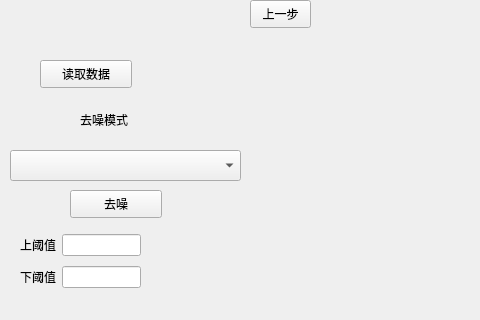
Qt form mainwindow.ui (whycng/qt_denoise) before a commit; both pictures show x 0 to 480 and y 0 to 320 of the 1301 by 600 pixel window.
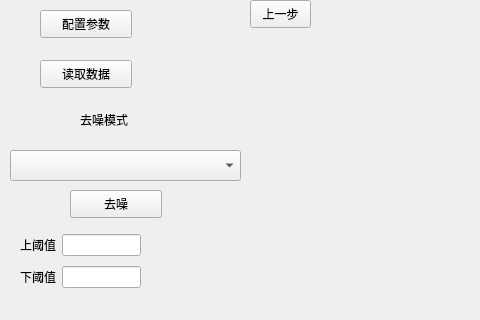
The same form after that commit.

Commit message: 加了个配置窗口上去，暂时没用ui的方式，存在一些问题没解决

What changed in the file:
```diff
--- a/mainwindow.ui
+++ b/mainwindow.ui
@@ -121,7 +121,7 @@
      <string>上一步</string>
     </property>
    </widget>
-   <widget class="QWidget" name="">
+   <widget class="QWidget" name="layoutWidget">
     <property name="geometry">
      <rect>
       <x>20</x>
@@ -153,7 +153,7 @@
      </item>
     </layout>
    </widget>
-   <widget class="QWidget" name="">
+   <widget class="QWidget" name="layoutWidget">
     <property name="geometry">
      <rect>
       <x>40</x>
@@ -175,6 +175,19 @@
      </item>
     </layout>
    </widget>
+   <widget class="QPushButton" name="pushButton_settings">
+    <property name="geometry">
+     <rect>
+      <x>40</x>
+      <y>10</y>
+      <width>92</width>
+      <height>28</height>
+     </rect>
+    </property>
+    <property name="text">
+     <string>配置参数</string>
+    </property>
+   </widget>
   </widget>
   <widget class="QMenuBar" name="menubar">
    <property name="geometry">
```
The commit also changes 10 other files.
